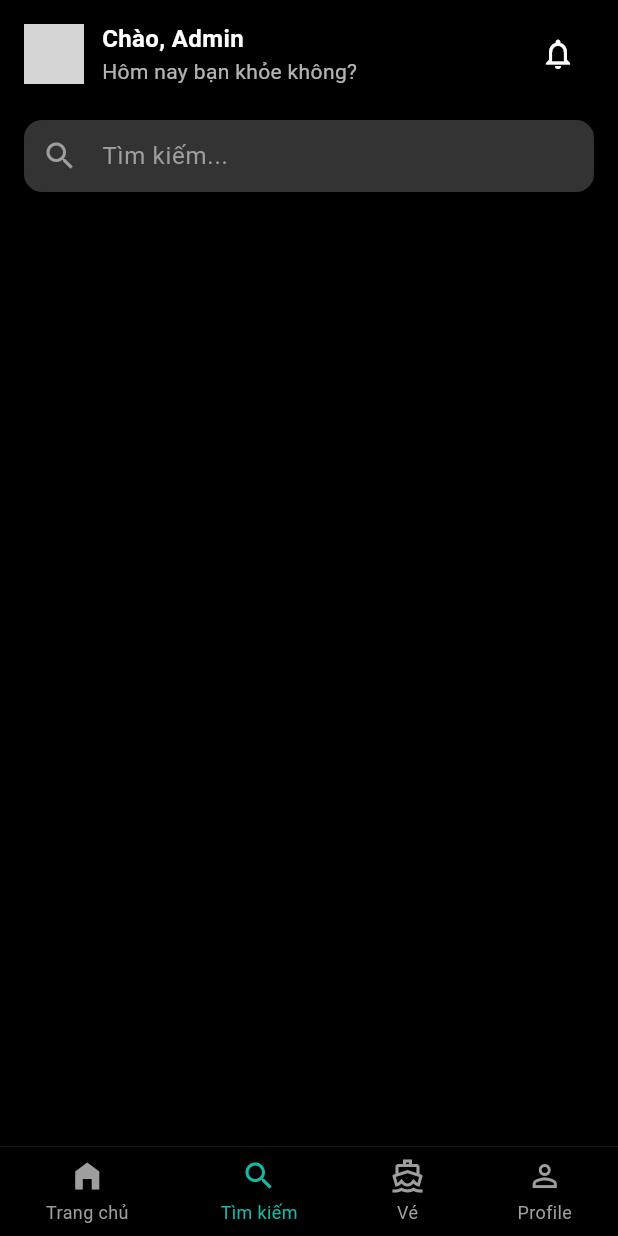
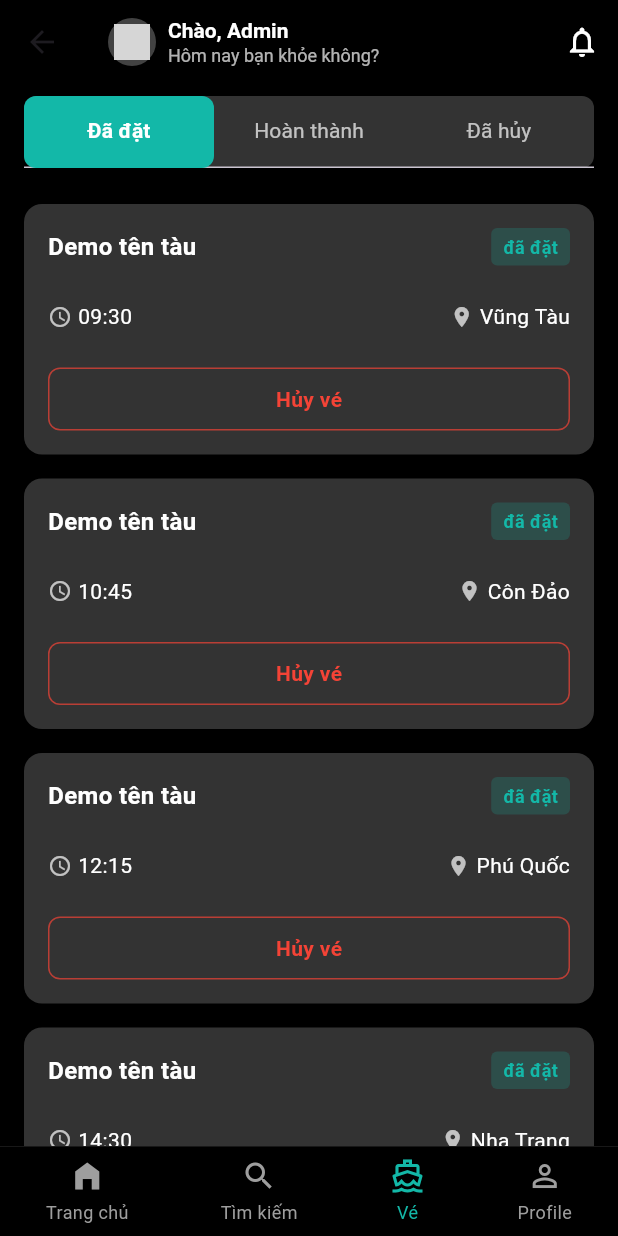
Before and after one commit to lvuxyz/QuanLyTau, a Flutter app: the CustomBottomNavBar widget shown alone on an empty page, opened directly, after a tap on "Tìm kiếm", after a tap on "Vé", on a phone screen of 412 x 824 dp. Run offline on Flutter 3.47's test engine with Material 3 defaults, Android fonts, the phone set to English and light mode, and no system bars; our stand-ins replace flutter_bloc, shared_preferences; accounts and stored records are empty; grey boxes are pictures that could not be loaded.

Commit message:
feat: Implement Ticket Management Feature
This commit introduces the ticket management feature, allowing users to view, filter, and cancel their tickets.

- **Ticket Screen**:
    -   Created `TicketScreen` to display booked, completed, and canceled tickets.
    -   Implemented a tabbed interface using `TabBar` and `TabBarView`.
    -   Added a header with user avatar and greeting message.
    -   Included a notification button in the app bar.
-   **Ticket Bloc**:
    -   Created `TicketBloc`, `TicketEvent`, and `TicketState` for state management.
    -   Implemented `LoadTickets` event to fetch and display tickets.
    -   Implemented `RefreshTickets` event for refreshing the ticket list.
    -   Implemented `CancelTicket` event for canceling booked tickets.
    -   Simulated API calls with `Future.delayed` and mock data for demonstration.
-   **Ticket Item**:
    -   Created `TicketItem` widget to display individual ticket details.
    -   Added status indicators (e.g., "đã đặt", "đã hoàn thành", "đã hủy").
    -   Implemented a cancel button for booked tickets.
-   **Ticket Filter**:
    -   Created `TicketFilter` widget for horizontal filter bars.
-   **Empty State**:
    -   Created `TicketEmptyState` widget to show a message when there are no tickets.
-   **Custom Bottom Navigation**:
    -  Updated `CustomBottomNavBar` to navigate to `TicketScreen`.
-   **Other**:
    -   Added confirmation dialog for ticket cancellation.
    -   Used `BlocProvider` and `BlocBuilder` for state management and UI updates.
    - Added a color to `CircularProgressIndicator`.
    - Added the placeholder of the user avatar.
    - Implement the error message if state is `TicketError`.

```diff
--- /dev/null
+++ b/lib/blocs/ticket/ticket_bloc.dart
@@ -0,0 +1,98 @@
+
+// lib/blocs/ticket/ticket_bloc.dart
+import 'package:flutter_bloc/flutter_bloc.dart';
+import 'ticket_event.dart';
+import 'ticket_state.dart';
+
+class TicketBloc extends Bloc<TicketEvent, TicketState> {
+  TicketBloc() : super(TicketInitial()) {
+    on<LoadTickets>((event, emit) async {
+      emit(TicketLoading());
+      try {
+        // Simulate API call to fetch tickets
+        await Future.delayed(Duration(seconds: 1));
+
+        // Mock data for demonstration
+        final bookedTickets = [
+          {'id': '1', 'name': 'Demo tên tàu', 'time': '09:30', 'location': 'Vũng Tàu', 'status': 'đã đặt'},
+          {'id': '2', 'name': 'Demo tên tàu', 'time': '10:45', 'location': 'Côn Đảo', 'status': 'đã đặt'},
+          {'id': '3', 'name': 'Demo tên tàu', 'time': '12:15', 'location': 'Phú Quốc', 'status': 'đã đặt'},
+          {'id': '4', 'name': 'Demo tên tàu', 'time': '14:30', 'location': 'Nha Trang', 'status': 'đã đặt'},
+        ];
+
+        final completedTickets = [
+          {'id': '5', 'name': 'Demo tên tàu', 'time': '08:00', 'location': 'Vũng Tàu', 'status': 'đã hoàn thành'},
+          {'id': '6', 'name': 'Demo tên tàu', 'time': '09:15', 'location': 'Côn Đảo', 'status': 'đã hoàn thành'},
+          {'id': '7', 'name': 'Demo tên tàu', 'time': '11:30', 'location': 'Phú Quốc', 'status': 'đã hoàn thành'},
+          {'id': '8', 'name': 'Demo tên tàu', 'time': '13:45', 'location': 'Nha Trang', 'status': 'đã hoàn thành'},
+        ];
+
+        final canceledTickets = [
+          {'id': '9', 'name': 'Demo tên tàu', 'time': '07:45', 'location': 'Vũng Tàu', 'status': 'đã hủy'},
+          {'id': '10', 'name': 'Demo tên tàu', 'time': '10:15', 'location': 'Côn Đảo', 'status': 'đã hủy'},
+          {'id': '11', 'name': 'Demo tên tàu', 'time': '13:00', 'location': 'Phú Quốc', 'status': 'đã hủy'},
+          {'id': '12', 'name': 'Demo tên tàu', 'time': '15:30', 'location': 'Nha Trang', 'status': 'đã hủy'},
+        ];
+
+        emit(TicketLoaded(
+          bookedTickets: bookedTickets,
+          completedTickets: completedTickets,
+          canceledTickets: canceledTickets,
+        ));
+      } catch (e) {
+        emit(TicketError('Không thể tải danh sách vé. Vui lòng thử lại sau.'));
+      }
+    });
+
+    on<RefreshTickets>((event, emit) async {
+      final currentState = state;
+      if (currentState is TicketLoaded) {
+        emit(TicketLoading());
+        try {
+          // Simulate API refresh
+          await Future.delayed(Duration(seconds: 1));
+          emit(currentState);
+        } catch (e) {
+          emit(TicketError('Không thể làm mới danh sách vé. Vui lòng thử lại sau.'));
+        }
+      }
+    });
+
+    on<CancelTicket>((event, emit) async {
+      final currentState = state;
+      if (currentState is TicketLoaded) {
+        emit(TicketLoading());
+        try {
+          // Simulate API call to cancel ticket
+          await Future.delayed(Duration(seconds: 1));
+
+          // Find the ticket to cancel
+          final bookedTickets = List<Map<String, dynamic>>.from(currentState.bookedTickets);
+          final ticketIndex = bookedTickets.indexWhere((ticket) => ticket['id'] == event.ticketId);
+
+          if (ticketIndex != -1) {
+            final canceledTicket = Map<String, dynamic>.from(bookedTickets[ticketIndex]);
+            canceledTicket['status'] = 'đã hủy';
+
+            // Remove from booked list
+            bookedTickets.removeAt(ticketIndex);
+
+            // Add to canceled list
+            final canceledTickets = List<Map<String, dynamic>>.from(currentState.canceledTickets);
+            canceledTickets.add(canceledTicket);
+
+            emit(TicketLoaded(
+              bookedTickets: bookedTickets,
+              completedTickets: currentState.completedTickets,
+              canceledTickets: canceledTickets,
+            ));
+          } else {
+            emit(currentState);
+          }
+        } catch (e) {
+          emit(TicketError('Không thể hủy vé. Vui lòng thử lại sau.'));
+        }
+      }
+    });
+  }
+}
--- /dev/null
+++ b/lib/blocs/ticket/ticket_event.dart
@@ -0,0 +1,11 @@
+// lib/blocs/ticket/ticket_event.dart
+abstract class TicketEvent {}
+
+class LoadTickets extends TicketEvent {}
+
+class RefreshTickets extends TicketEvent {}
+
+class CancelTicket extends TicketEvent {
+  final String ticketId;
+  CancelTicket(this.ticketId);
+}
--- /dev/null
+++ b/lib/blocs/ticket/ticket_state.dart
@@ -0,0 +1,23 @@
+// lib/blocs/ticket/ticket_state.dart
+abstract class TicketState {}
+
+class TicketInitial extends TicketState {}
+
+class TicketLoading extends TicketState {}
+
+class TicketLoaded extends TicketState {
+  final List<Map<String, dynamic>> bookedTickets;
+  final List<Map<String, dynamic>> completedTickets;
+  final List<Map<String, dynamic>> canceledTickets;
+
+  TicketLoaded({
+    required this.bookedTickets,
+    required this.completedTickets,
+    required this.canceledTickets,
+  });
+}
+
+class TicketError extends TicketState {
+  final String message;
+  TicketError(this.message);
+}
--- /dev/null
+++ b/lib/screens/ticket_screen.dart
@@ -0,0 +1,254 @@
+// lib/screens/ticket_screen.dart
+import 'package:flutter/material.dart';
+import 'package:flutter_bloc/flutter_bloc.dart';
+import '../blocs/ticket/ticket_bloc.dart';
+import '../blocs/ticket/ticket_event.dart';
+import '../blocs/ticket/ticket_state.dart';
+import '../widgets/home/custom_bottom_nav_bar.dart';
+import '../widgets/ticket/ticket_item.dart';
+
+class TicketScreen extends StatefulWidget {
+  @override
+  _TicketScreenState createState() => _TicketScreenState();
+}
+
+class _TicketScreenState extends State<TicketScreen> with SingleTickerProviderStateMixin {
+  late TabController _tabController;
+
+  @override
+  void initState() {
+    super.initState();
+    _tabController = TabController(length: 3, vsync: this);
+  }
+
+  @override
+  void dispose() {
+    _tabController.dispose();
+    super.dispose();
+  }
+
+  @override
+  Widget build(BuildContext context) {
+    return BlocProvider(
+      create: (context) => TicketBloc()..add(LoadTickets()),
+      child: Scaffold(
+        backgroundColor: Colors.black,
+        appBar: AppBar(
+          backgroundColor: Colors.black,
+          elevation: 0,
+          title: _buildHeader(),
+          actions: [
+            IconButton(
+              icon: Icon(Icons.notifications_none, color: Colors.white),
+              onPressed: () {},
+            ),
+          ],
+        ),
+        body: Column(
+          children: [
+            _buildTabBar(),
+            Expanded(
+              child: BlocBuilder<TicketBloc, TicketState>(
+                builder: (context, state) {
+                  if (state is TicketLoading) {
+                    return Center(
+                      child: CircularProgressIndicator(
+                        color: const Color(0xFF13B8A8),
+                      ),
+                    );
+                  } else if (state is TicketLoaded) {
+                    return TabBarView(
+                      controller: _tabController,
+                      children: [
+                        // Đã đặt tab
+                        _buildTicketList(
+                          context: context,
+                          tickets: state.bookedTickets,
+                          statusColor: const Color(0xFF13B8A8),
+                          emptyMessage: 'Bạn chưa có vé nào đã đặt',
+                        ),
+
+                        // Hoàn thành tab
+                        _buildTicketList(
+                          context: context,
+                          tickets: state.completedTickets,
+                          statusColor: Colors.blue,
+                          emptyMessage: 'Bạn chưa có vé nào đã hoàn thành',
+                        ),
+
+                        // Đã hủy tab
+                        _buildTicketList(
+                          context: context,
+                          tickets: state.canceledTickets,
+                          statusColor: Colors.red,
+                          emptyMessage: 'Bạn chưa có vé nào đã hủy',
+                        ),
+                      ],
+                    );
+                  } else if (state is TicketError) {
+                    return Center(
+                      child: Text(
+                        state.message,
+                        style: TextStyle(color: Colors.white),
+                      ),
+                    );
+                  } else {
+                    return Container();
+                  }
+                },
+              ),
+            ),
+          ],
+        ),
+        bottomNavigationBar: CustomBottomNavBar(currentIndex: 2),
+      ),
+    );
+  }
+
+  Widget _buildHeader() {
+    return Row(
+      children: [
+        CircleAvatar(
+          radius: 16,
+          backgroundColor: Colors.grey[800],
+          child: ClipOval(
+            child: Image.asset(
+              'assets/images/user_avatar.png',
+              fit: BoxFit.cover,
+              errorBuilder: (context, error, stackTrace) {
+                return Icon(Icons.person, color: Colors.white);
+              },
+            ),
+          ),
+        ),
+        SizedBox(width: 8),
+        Column(
+          crossAxisAlignment: CrossAxisAlignment.start,
+          mainAxisSize: MainAxisSize.min,
+          children: [
+            Text(
+              "Chào, Admin",
+              style: TextStyle(
+                color: Colors.white,
+                fontSize: 14,
+                fontWeight: FontWeight.bold,
+              ),
+            ),
+            Text(
+              "Hôm nay bạn khỏe không?",
+              style: TextStyle(
+                color: Colors.white.withOpacity(0.7),
+                fontSize: 12,
+              ),
+            ),
+          ],
+        ),
+      ],
+    );
+  }
+
+  Widget _buildTabBar() {
+    return Container(
+      margin: EdgeInsets.symmetric(horizontal: 16, vertical: 8),
+      decoration: BoxDecoration(
+        color: Color(0xFF333333),
+        borderRadius: BorderRadius.circular(8),
+      ),
+      child: TabBar(
+        controller: _tabController,
+        indicator: BoxDecoration(
+          color: Color(0xFF13B8A8),
+          borderRadius: BorderRadius.circular(8),
+        ),
+        indicatorSize: TabBarIndicatorSize.tab,
+        labelPadding: EdgeInsets.zero,
+        indicatorPadding: EdgeInsets.zero,
+        tabAlignment: TabAlignment.fill,
+        labelStyle: TextStyle(
+          fontWeight: FontWeight.bold,
+          fontSize: 14,
+        ),
+        unselectedLabelStyle: TextStyle(
+          fontWeight: FontWeight.normal,
+          fontSize: 14,
+        ),
+        labelColor: Colors.white,
+        unselectedLabelColor: Colors.white.withOpacity(0.7),
+        tabs: [
+          Tab(text: 'Đã đặt'),
+          Tab(text: 'Hoàn thành'),
+          Tab(text: 'Đã hủy'),
+        ],
+      ),
+    );
+  }
+
+  Widget _buildTicketList({
+    required BuildContext context,
+    required List<Map<String, dynamic>> tickets,
+    required Color statusColor,
+    required String emptyMessage,
+  }) {
+    if (tickets.isEmpty) {
+      return Center(
+        child: Text(
+          emptyMessage,
+          style: TextStyle(
+            color: Colors.white.withOpacity(0.7),
+            fontSize: 16,
+          ),
+        ),
+      );
+    }
+
+    return ListView.builder(
+      padding: EdgeInsets.all(16),
+      itemCount: tickets.length,
+      itemBuilder: (context, index) {
+        final ticket = tickets[index];
+        return TicketItem(
+          ticket: ticket,
+          statusColor: statusColor,
+          onCancelPressed: ticket['status'] == 'đã đặt'
+              ? () {
+            // Show confirmation dialog
+            showDialog(
+              context: context,
+              builder: (context) => AlertDialog(
+                backgroundColor: Color(0xFF333333),
+                title: Text(
+                  'Xác nhận hủy vé',
+                  style: TextStyle(color: Colors.white),
+                ),
+                content: Text(
+                  'Bạn có chắc chắn muốn hủy vé này không?',
+                  style: TextStyle(color: Colors.white.withOpacity(0.7)),
+                ),
+                actions: [
+                  TextButton(
+                    onPressed: () => Navigator.of(context).pop(),
+                    child: Text(
+                      'Hủy',
+                      style: TextStyle(color: Colors.white),
+                    ),
+                  ),
+                  TextButton(
+                    onPressed: () {
+                      Navigator.of(context).pop();
+                      context.read<TicketBloc>().add(CancelTicket(ticket['id']));
+                    },
+                    child: Text(
+                      'Xác nhận',
+                      style: TextStyle(color: Color(0xFF13B8A8)),
+                    ),
+                  ),
+                ],
+              ),
+            );
+          }
+              : null,
+        );
+      },
+    );
+  }
+}
--- a/lib/widgets/home/custom_bottom_nav_bar.dart
+++ b/lib/widgets/home/custom_bottom_nav_bar.dart
@@ -1,6 +1,7 @@
 import 'package:flutter/material.dart';
 import 'package:shipmanagerapp/screens/home_screen.dart';
 import 'package:shipmanagerapp/screens/search_screen.dart';
+import 'package:shipmanagerapp/screens/ticket_screen.dart';
 
 class CustomBottomNavBar extends StatelessWidget {
   final int currentIndex;
@@ -57,7 +58,10 @@ class CustomBottomNavBar extends StatelessWidget {
             label: "Vé",
             isActive: currentIndex == 2,
             onTap: () {
-              // To be implemented
+              Navigator.pushReplacement(
+              context,
+                  MaterialPageRoute(builder: (context) => TicketScreen()),
+              );
             },
           ),
           NavBarItem(
--- /dev/null
+++ b/lib/widgets/ticket/ticket_item.dart
@@ -0,0 +1,124 @@
+// lib/widgets/ticket/ticket_item.dart
+import 'package:flutter/material.dart';
+
+class TicketItem extends StatelessWidget {
+  final Map<String, dynamic> ticket;
+  final Color statusColor;
+  final VoidCallback? onCancelPressed;
+
+  const TicketItem({
+    Key? key,
+    required this.ticket,
+    required this.statusColor,
+    this.onCancelPressed,
+  }) : super(key: key);
+
+  @override
+  Widget build(BuildContext context) {
+    return Container(
+      margin: EdgeInsets.only(bottom: 16),
+      decoration: BoxDecoration(
+        color: Color(0xFF333333),
+        borderRadius: BorderRadius.circular(12),
+      ),
+      child: Column(
+        children: [
+          // Ship name and status
+          Padding(
+            padding: EdgeInsets.all(16),
+            child: Row(
+              mainAxisAlignment: MainAxisAlignment.spaceBetween,
+              children: [
+                Text(
+                  ticket['name'] ?? 'Demo tên tàu',
+                  style: TextStyle(
+                    color: Colors.white,
+                    fontWeight: FontWeight.bold,
+                    fontSize: 16,
+                  ),
+                ),
+                Container(
+                  padding: EdgeInsets.symmetric(horizontal: 8, vertical: 4),
+                  decoration: BoxDecoration(
+                    color: statusColor.withOpacity(0.2),
+                    borderRadius: BorderRadius.circular(4),
+                  ),
+                  child: Text(
+                    ticket['status'] ?? '',
+                    style: TextStyle(
+                      color: statusColor,
+                      fontSize: 12,
+                      fontWeight: FontWeight.bold,
+                    ),
+                  ),
+                ),
+              ],
+            ),
+          ),
+
+          // Time and location
+          Padding(
+            padding: EdgeInsets.symmetric(horizontal: 16, vertical: 8),
+            child: Row(
+              mainAxisAlignment: MainAxisAlignment.spaceBetween,
+              children: [
+                Row(
+                  children: [
+                    Icon(Icons.access_time, color: Colors.white.withOpacity(0.7), size: 16),
+                    SizedBox(width: 4),
+                    Text(
+                      ticket['time'] ?? 'Thời gian',
+                      style: TextStyle(
+                        color: Colors.white,
+                        fontSize: 14,
+                      ),
+                    ),
+                  ],
+                ),
+                Row(
+                  children: [
+                    Icon(Icons.location_on, color: Colors.white.withOpacity(0.7), size: 16),
+                    SizedBox(width: 4),
+                    Text(
+                      ticket['location'] ?? 'địa điểm',
+                      style: TextStyle(
+                        color: Colors.white,
+                        fontSize: 14,
+                      ),
+                    ),
+                  ],
+                ),
+              ],
+            ),
+          ),
+
+          // Cancel button (only for booked tickets)
+          if (onCancelPressed != null)
+            Padding(
+              padding: EdgeInsets.all(16),
+              child: GestureDetector(
+                onTap: onCancelPressed,
+                child: Container(
+                  width: double.infinity,
+                  padding: EdgeInsets.symmetric(vertical: 10),
+                  decoration: BoxDecoration(
+                    border: Border.all(color: Colors.red.withOpacity(0.7)),
+                    borderRadius: BorderRadius.circular(8),
+                  ),
+                  child: Center(
+                    child: Text(
+                      'Hủy vé',
+                      style: TextStyle(
+                        color: Colors.red,
+                        fontWeight: FontWeight.bold,
+                      ),
+                    ),
+                  ),
+                ),
+              ),
+            ),
+        ],
+      ),
+    );
+  }
+}
```
Also changed, not shown: lib/widgets/ticket/ticket_empty_state.dart (added, +38 -0 lines), lib/widgets/ticket/ticket_filter.dart (added, +54 -0 lines).
